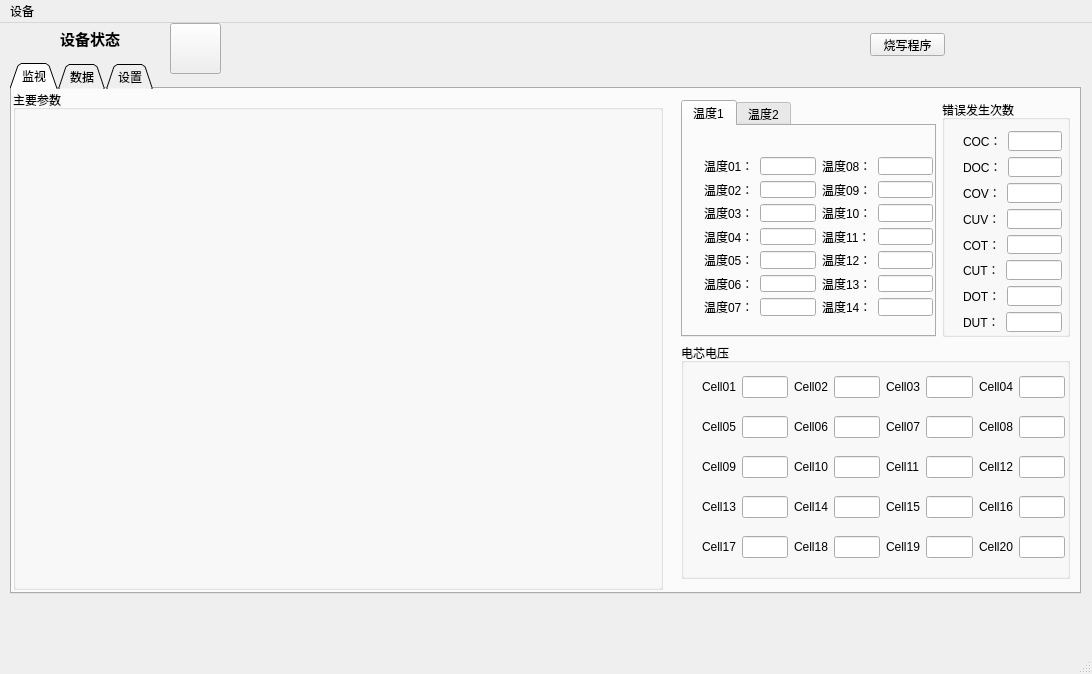
First picture: the form in mainwindow.ui, repository zhuyanliang/GlobelCanTools, before the edit.
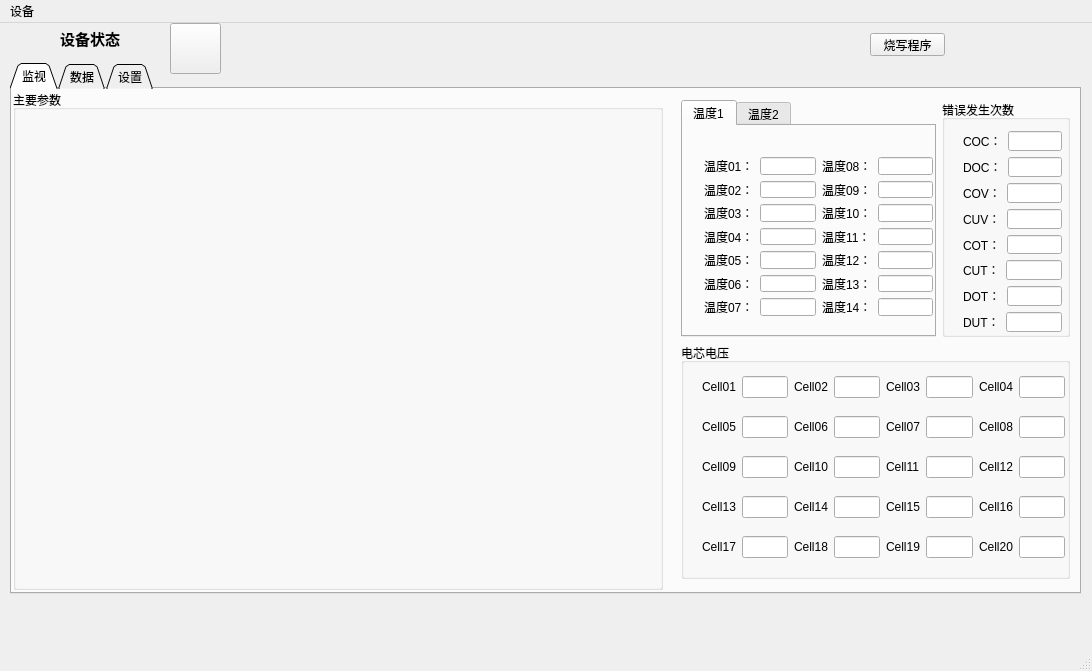
Second picture: the form after the edit.

What changed in the file:
```diff
--- a/mainwindow.ui
+++ b/mainwindow.ui
@@ -7,7 +7,7 @@
     <x>0</x>
     <y>0</y>
     <width>1092</width>
-    <height>674</height>
+    <height>671</height>
    </rect>
   </property>
   <property name="sizePolicy">
```
